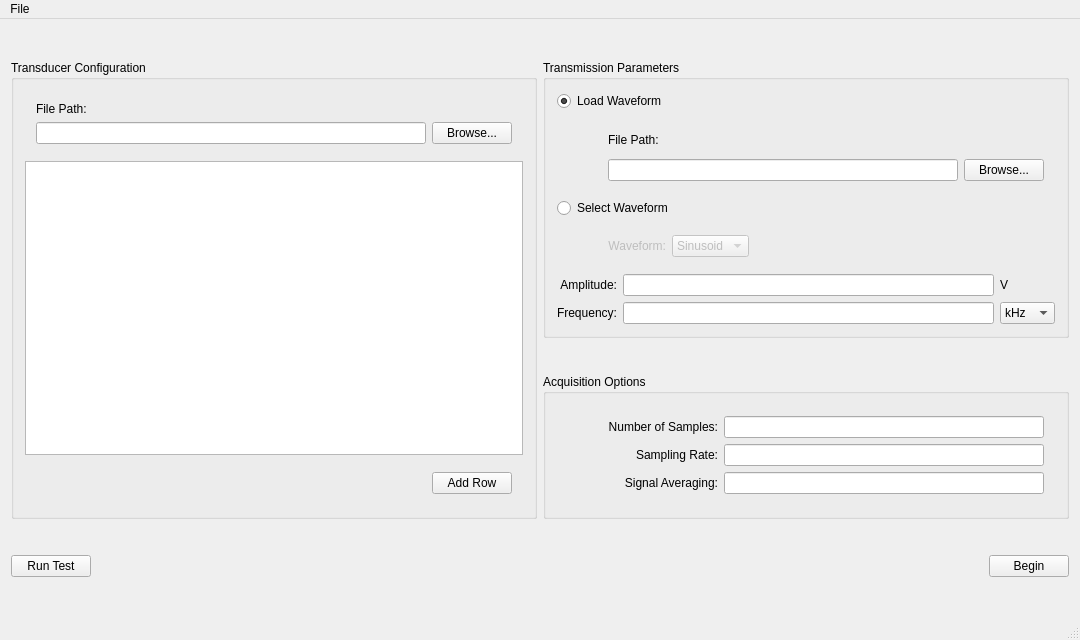
Above: gui/mainwindow.ui from jennieyang/ultrasound-breast-imaging before the change. Below: the same form after it.
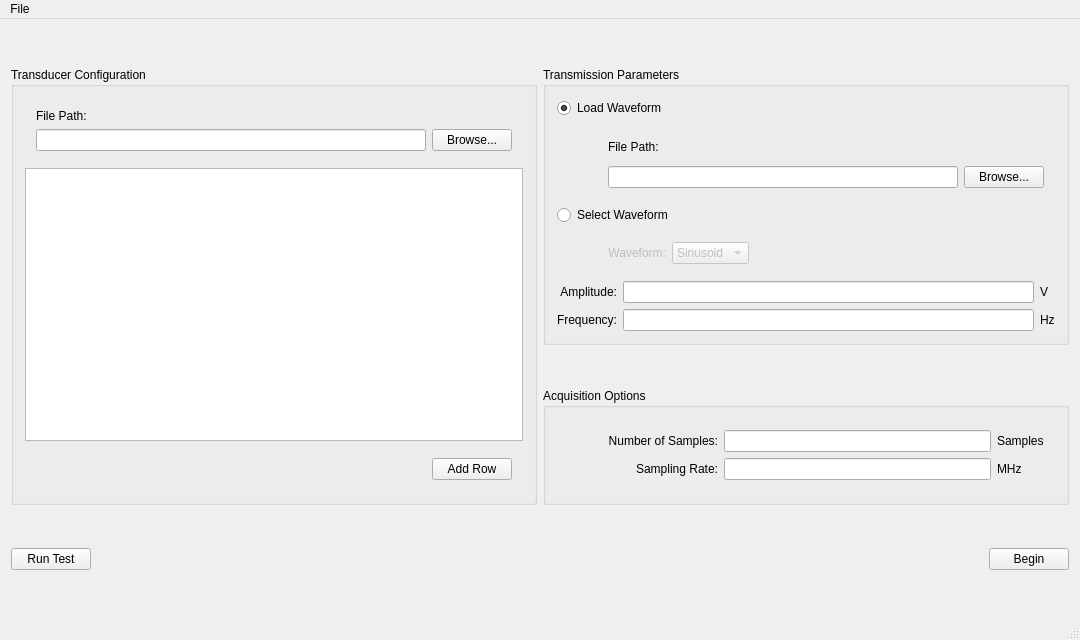
That is the form after the change.

Commit message: add units to acquisition options

Patch:
```diff
--- a/gui/mainwindow.ui
+++ b/gui/mainwindow.ui
@@ -57,9 +57,6 @@
        <item>
         <widget class="QWidget" name="widget_acqOptions" native="true">
          <layout class="QGridLayout" name="gridLayout_6">
-          <item row="2" column="1">
-           <widget class="QLineEdit" name="lineEdit_sampRate"/>
-          </item>
           <item row="1" column="0">
            <widget class="QLabel" name="label_numSamps">
             <property name="sizePolicy">
@@ -82,6 +79,12 @@
             </property>
            </widget>
           </item>
+          <item row="1" column="1">
+           <widget class="QLineEdit" name="lineEdit_numSamps"/>
+          </item>
+          <item row="2" column="1">
+           <widget class="QLineEdit" name="lineEdit_sampRate"/>
+          </item>
           <item row="2" column="0">
            <widget class="QLabel" name="label_sampRate">
             <property name="sizePolicy">
@@ -104,21 +107,19 @@
             </property>
            </widget>
           </item>
-          <item row="1" column="1">
-           <widget class="QLineEdit" name="lineEdit_numSamps"/>
-          </item>
-          <item row="3" column="0">
-           <widget class="QLabel" name="label_signalAvg">
+          <item row="1" column="2">
+           <widget class="QLabel" name="label_numSampsUnit">
             <property name="text">
-             <string>Signal Averaging:</string>
+             <string>Samples</string>
             </property>
-            <property name="alignment">
-             <set>Qt::AlignRight|Qt::AlignTrailing|Qt::AlignVCenter</set>
-            </property>
            </widget>
           </item>
-          <item row="3" column="1">
-           <widget class="QLineEdit" name="lineEdit_signalAvg"/>
+          <item row="2" column="2">
+           <widget class="QLabel" name="label_sampRateUnit">
+            <property name="text">
+             <string>MHz</string>
+            </property>
+           </widget>
           </item>
          </layout>
         </widget>
@@ -329,6 +330,16 @@
            </property>
           </widget>
          </item>
+         <item row="1" column="1">
+          <widget class="QLineEdit" name="lineEdit_freq">
+           <property name="sizePolicy">
+            <sizepolicy hsizetype="Expanding" vsizetype="Fixed">
+             <horstretch>0</horstretch>
+             <verstretch>0</verstretch>
+            </sizepolicy>
+           </property>
+          </widget>
+         </item>
          <item row="0" column="0">
           <widget class="QLabel" name="label_amplitude">
            <property name="sizePolicy">
@@ -351,13 +362,6 @@
            </property>
           </widget>
          </item>
-         <item row="0" column="2">
-          <widget class="QLabel" name="label_ampVolts">
-           <property name="text">
-            <string>V</string>
-           </property>
-          </widget>
-         </item>
          <item row="1" column="0">
           <widget class="QLabel" name="label_freq">
            <property name="sizePolicy">
@@ -380,31 +384,18 @@
            </property>
           </widget>
          </item>
-         <item row="1" column="1">
-          <widget class="QLineEdit" name="lineEdit_freq">
-           <property name="sizePolicy">
-            <sizepolicy hsizetype="Expanding" vsizetype="Fixed">
-             <horstretch>0</horstretch>
-             <verstretch>0</verstretch>
-            </sizepolicy>
+         <item row="0" column="2">
+          <widget class="QLabel" name="label_ampUnit">
+           <property name="text">
+            <string>V</string>
            </property>
           </widget>
          </item>
          <item row="1" column="2">
-          <widget class="QComboBox" name="comboBox_freq">
-           <property name="currentText">
-            <string>kHz</string>
+          <widget class="QLabel" name="label_freqUnit">
+           <property name="text">
+            <string>Hz</string>
            </property>
-           <item>
-            <property name="text">
-             <string>kHz</string>
-            </property>
-           </item>
-           <item>
-            <property name="text">
-             <string>MHz</string>
-            </property>
-           </item>
           </widget>
          </item>
         </layout>
```
The commit also changes 1 other file.
